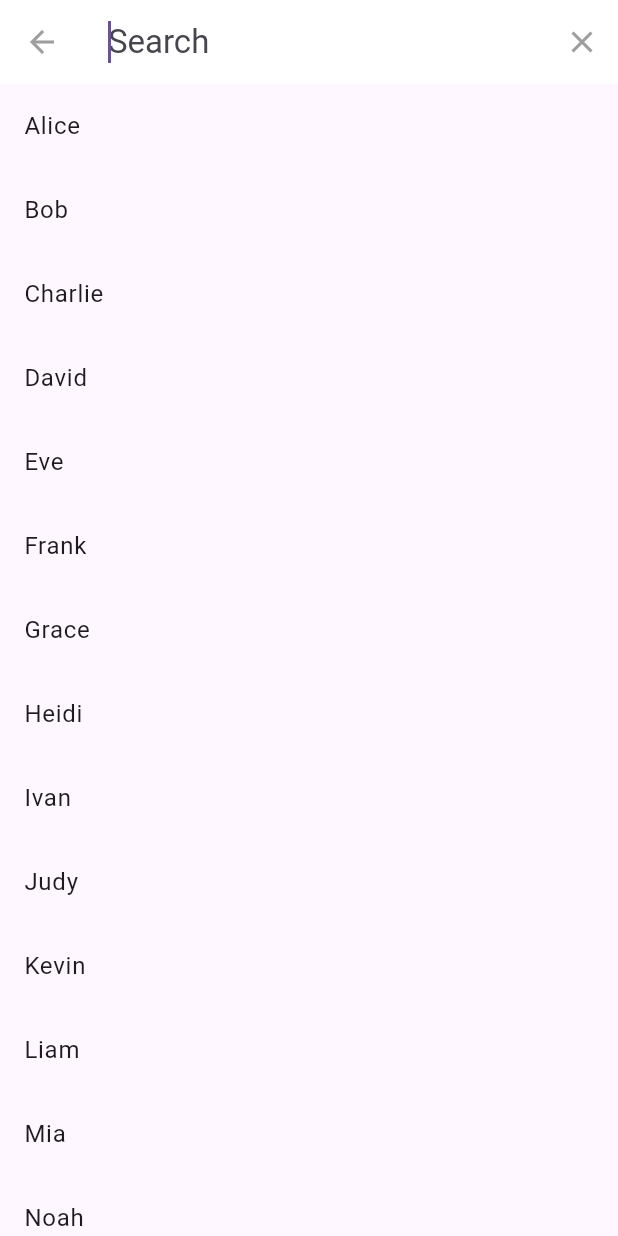
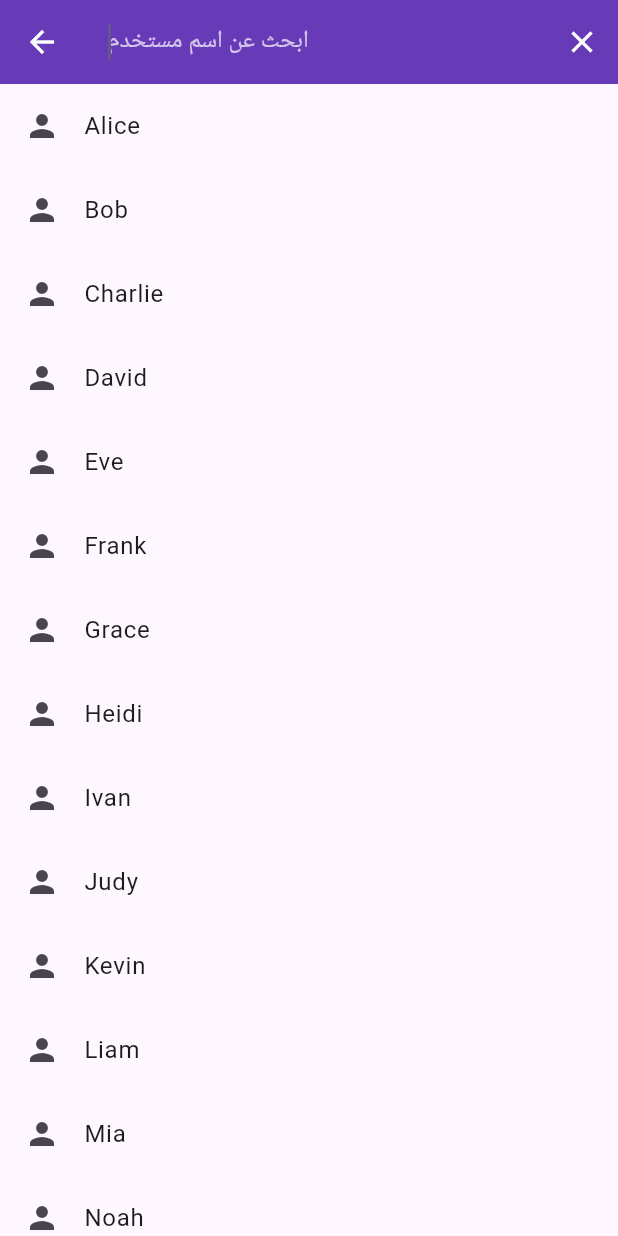
Before and after one commit to KyrilosKamal/Flutter-Tutorial, a Flutter app: the screen it shows after launch, after a tap on the "search" icon, on a phone screen of 412 x 824 dp. Run offline on Flutter 3.47's test engine with Material 3 defaults, Android fonts, the phone set to English and light mode, and no system bars; missing offline and left inert: flexible_text; network calls fail.

Commit message:
Search Delegate Example updated

```diff
--- a/_39_search_delegate/lib/main.dart
+++ b/_39_search_delegate/lib/main.dart
@@ -1,5 +1,3 @@
-import 'dart:math';
-
 import 'package:flutter/material.dart';
 
 void main() {
@@ -41,85 +39,154 @@ class MyApp extends StatelessWidget {
   }
 }
 
+/// شرح كامل لـ SearchDelegate وجميع خصائصه في Flutter
+
 class MySearchDelegate extends SearchDelegate {
-  List usernames = [
-    "Alice",
-    "Bob",
-    "Charlie",
-    "David",
-    "Eve",
-    "Frank",
-    "Grace",
-    "Heidi",
-    "Ivan",
-    "Judy",
-    "Kevin",
-    "Liam",
-    "Mia",
-    "Noah",
-    "Olivia",
-    "Peter",
-    "Quinn",
-    "Rachel",
-    "Sam",
-    "Tina",
-    "Uma",
-    "Victor",
-    "Wendy",
-    "Xavier",
-    "Yara",
-    "Zoe",
+  // قائمة البيانات التي سيتم البحث فيها
+  final List<String> usernames = [
+    "Alice", "Bob", "Charlie", "David", "Eve", "Frank", "Grace", "Heidi",
+    "Ivan", "Judy", "Kevin", "Liam", "Mia", "Noah", "Olivia", "Peter",
+    "Quinn", "Rachel", "Sam", "Tina", "Uma", "Victor", "Wendy", "Xavier",
+    "Yara", "Zoe",
   ];
-  List? filteredList;
+
+  // يمكنك استخدام هذه الخاصية لتخزين نتائج البحث المؤقتة
+  List<String>? filteredList;
+
+  /// خاصية searchFieldLabel:
+  /// تتيح لك تخصيص النص الظاهر داخل مربع البحث (Placeholder)
   @override
-  List<Widget>? buildActions(BuildContext context) {
+  String get searchFieldLabel => 'ابحث عن اسم مستخدم';
+
+  /// خاصية searchFieldStyle:
+  /// لتخصيص نمط النص داخل مربع البحث
+  @override
+  TextStyle? get searchFieldStyle => const TextStyle(color: Colors.deepPurple);
+
+  /// خاصية keyboardType:
+  /// لتحديد نوع لوحة المفاتيح (نص، رقم، بريد إلكتروني...)
+  @override
+  TextInputType? get keyboardType => TextInputType.text;
+
+  /// خاصية textInputAction:
+  /// لتحديد زر الإجراء في لوحة المفاتيح (بحث، إرسال...)
+  @override
+  TextInputAction get textInputAction => TextInputAction.search;
+
+  /// دالة buildActions:
+  /// تبني أزرار الإجراءات في شريط البحث (يمين)، مثل زر المسح أو الميكروفون
+  @override
+  List<Widget> buildActions(BuildContext context) {
     return [
       IconButton(
+        icon: const Icon(Icons.clear),
         onPressed: () {
           if (query.isNotEmpty) {
-            query = "";
+            query = '';
           } else {
-            close(context, null);
+            close(context, '');
           }
         },
-        icon: Icon(Icons.close),
       ),
     ];
   }
 
+  /// دالة buildLeading:
+  /// تبني زر العودة (يسار شريط البحث)، غالباً زر الرجوع
   @override
-  Widget? buildLeading(BuildContext context) {
+  Widget buildLeading(BuildContext context) {
     return IconButton(
-      onPressed: () {
-        close(context, null);
-      },
-      icon: Icon(Icons.arrow_back),
+      icon: const Icon(Icons.arrow_back),
+      onPressed: () => close(context, ''),
     );
   }
 
+  /// دالة buildResults:
+  /// تبني واجهة نتائج البحث عند الضغط على زر البحث أو اختيار اقتراح
   @override
   Widget buildResults(BuildContext context) {
-    return Text("");
+    final results = usernames
+        .where((element) => element.toLowerCase().contains(query.toLowerCase()))
+        .toList();
+
+    if (results.isEmpty) {
+      return Center(child: Text('لا توجد نتائج لـ "$query"'));
+    }
+
+    return ListView.builder(
+      itemCount: results.length,
+      itemBuilder: (context, index) => ListTile(
+        title: Text(results[index]),
+        onTap: () => close(context, results[index]),
+      ),
+    );
   }
 
+  /// دالة buildSuggestions:
+  /// تبني قائمة الاقتراحات أثناء الكتابة في مربع البحث
   @override
   Widget buildSuggestions(BuildContext context) {
-    if (query.isEmpty) {
-      return ListView.builder(
-        itemCount: usernames.length,
-        itemBuilder: (context, index) =>
-            ListTile(title: Text('${usernames[index]}')),
-      );
-    } else {
-      filteredList = usernames
-          .where((elements) => elements.contains(query))
-          .toList();
-      return ListView.builder(
-        itemCount: filteredList!.length,
-        itemBuilder: (context, index) =>
-            ListTile(title: Text('${filteredList![index]}')),
-      );
-    }
+    final suggestions = query.isEmpty
+        ? usernames
+        : usernames
+            .where((element) => element.toLowerCase().contains(query.toLowerCase()))
+            .toList();
+
+    return ListView.builder(
+      itemCount: suggestions.length,
+      itemBuilder: (context, index) => ListTile(
+        leading: Icon(Icons.person),
+        title: Text(suggestions[index]),
+        onTap: () {
+          query = suggestions[index];
+          showResults(context);
+        },
+      ),
+    );
+  }
+
+  /// خاصية appBarTheme:
+  /// لتخصيص مظهر شريط البحث (الألوان، الخطوط...)
+  @override
+  ThemeData appBarTheme(BuildContext context) {
+    final theme = Theme.of(context);
+    return theme.copyWith(
+      appBarTheme: const AppBarTheme(
+        backgroundColor: Colors.deepPurple,
+        foregroundColor: Colors.white,
+      ),
+      inputDecorationTheme: const InputDecorationTheme(
+        hintStyle: TextStyle(color: Colors.white70),
+        border: InputBorder.none,
+      ),
+      textTheme: theme.textTheme.copyWith(
+        titleLarge: const TextStyle(color: Colors.white, fontSize: 18),
+      ),
+    );
+  }
+
+  /// خاصية query:
+  /// النص الحالي في مربع البحث (يمكنك تعديله مباشرة)
+  /// مثال: query = 'اسم جديد';
+
+  /// خاصية transitionAnimation:
+  /// للتحكم في حركة الانتقال بين الاقتراحات والنتائج (Animation)
+
+  /// دالة showResults(context):
+  /// تعرض نتائج البحث بناءً على النص الحالي
+
+  /// دالة close(context, result):
+  /// تغلق واجهة البحث وتعيد النتيجة المختارة
+
+  /// دالة showSuggestions(context):
+  /// تعرض الاقتراحات مرة أخرى
+
+  /// دالة onQueryChanged(newQuery):
+  /// تستدعى عند تغيير نص البحث (مفيدة للبحث الديناميكي أو جلب بيانات من API)
+  @override
+  void showResults(BuildContext context) {
+    super.showResults(context);
+    // يمكنك تنفيذ منطق إضافي هنا إذا أردت
   }
 }
 
```
